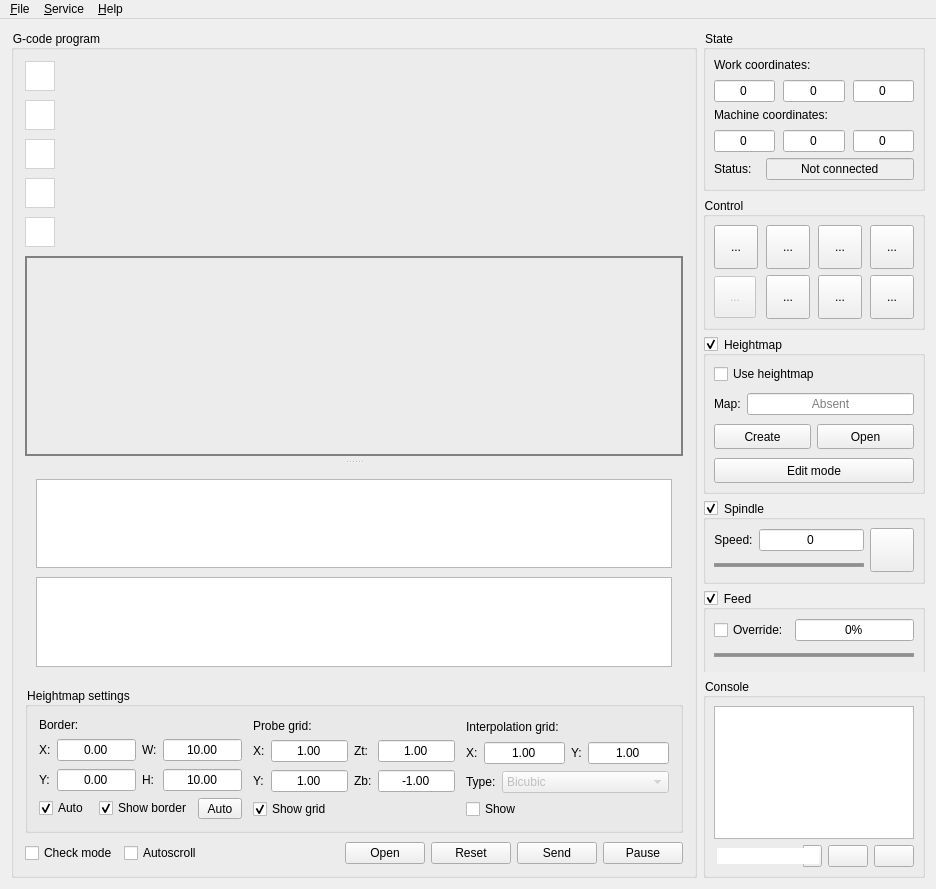
Old version of the form frmmain.ui in the repository Denvi/Candle.
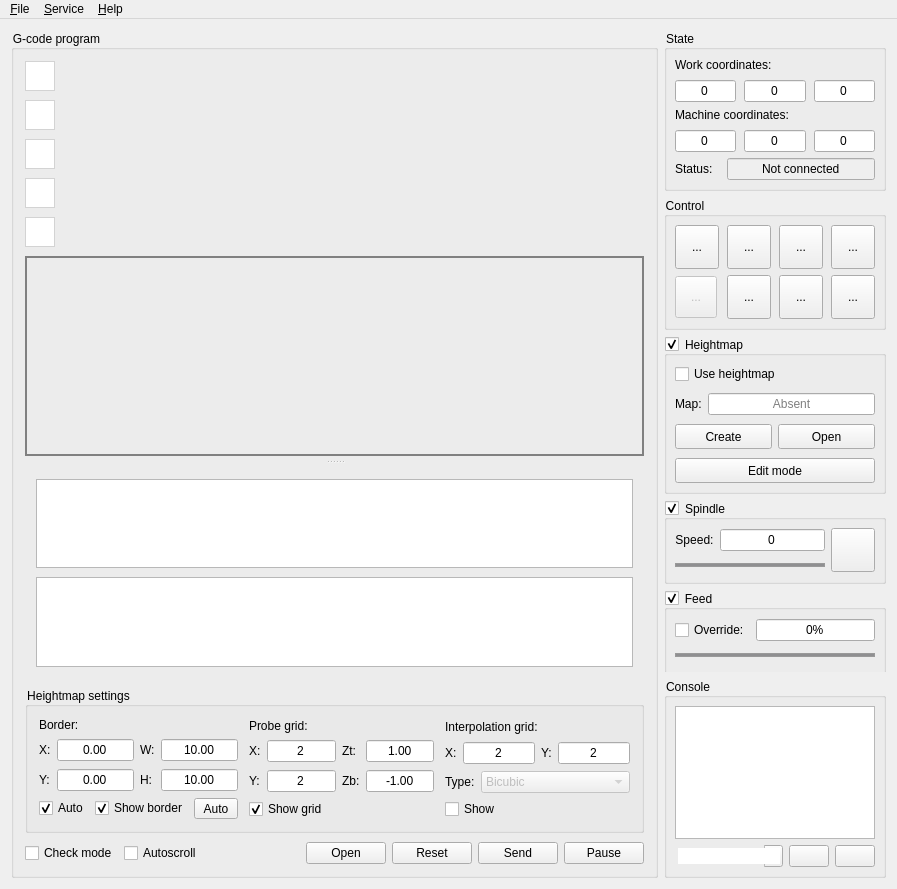
New version of the form. Icons and pictures are not drawn. Custom widgets are drawn as their Qt base class.

Commit message: Height map probe & interpolation grids defined by nodes count.

```diff
--- a/frmmain.ui
+++ b/frmmain.ui
@@ -6,7 +6,7 @@
    <rect>
     <x>0</x>
     <y>0</y>
-    <width>936</width>
+    <width>897</width>
     <height>889</height>
    </rect>
   </property>
@@ -759,11 +759,17 @@
                 <property name="buttonSymbols">
                  <enum>QAbstractSpinBox::NoButtons</enum>
                 </property>
+                <property name="decimals">
+                 <number>0</number>
+                </property>
                 <property name="minimum">
-                 <double>0.100000000000000</double>
+                 <double>2.000000000000000</double>
+                </property>
+                <property name="maximum">
+                 <double>1000.000000000000000</double>
                 </property>
                 <property name="value">
-                 <double>1.000000000000000</double>
+                 <double>2.000000000000000</double>
                 </property>
                </widget>
               </item>
@@ -840,11 +846,17 @@
                 <property name="buttonSymbols">
                  <enum>QAbstractSpinBox::NoButtons</enum>
                 </property>
+                <property name="decimals">
+                 <number>0</number>
+                </property>
                 <property name="minimum">
-                 <double>0.100000000000000</double>
+                 <double>2.000000000000000</double>
+                </property>
+                <property name="maximum">
+                 <double>1000.000000000000000</double>
                 </property>
                 <property name="value">
-                 <double>1.000000000000000</double>
+                 <double>2.000000000000000</double>
                 </property>
                </widget>
               </item>
@@ -942,8 +954,17 @@
                 <property name="buttonSymbols">
                  <enum>QAbstractSpinBox::NoButtons</enum>
                 </property>
+                <property name="decimals">
+                 <number>0</number>
+                </property>
+                <property name="minimum">
+                 <double>2.000000000000000</double>
+                </property>
+                <property name="maximum">
+                 <double>1000.000000000000000</double>
+                </property>
                 <property name="value">
-                 <double>1.000000000000000</double>
+                 <double>2.000000000000000</double>
                 </property>
                </widget>
               </item>
@@ -964,8 +985,17 @@
                 <property name="buttonSymbols">
                  <enum>QAbstractSpinBox::NoButtons</enum>
                 </property>
+                <property name="decimals">
+                 <number>0</number>
+                </property>
+                <property name="minimum">
+                 <double>2.000000000000000</double>
+                </property>
+                <property name="maximum">
+                 <double>1000.000000000000000</double>
+                </property>
                 <property name="value">
-                 <double>1.000000000000000</double>
+                 <double>2.000000000000000</double>
                 </property>
                </widget>
               </item>
@@ -1572,7 +1602,7 @@
          <property name="geometry">
           <rect>
            <x>0</x>
-           <y>0</y>
+           <y>-324</y>
            <width>232</width>
            <height>661</height>
           </rect>
@@ -2590,7 +2620,7 @@
     <rect>
      <x>0</x>
      <y>0</y>
-     <width>936</width>
+     <width>897</width>
      <height>26</height>
     </rect>
    </property>
```
Left out of the diff: 15 changed lines with no effect on the pictures. The commit also changes 1 other file.
